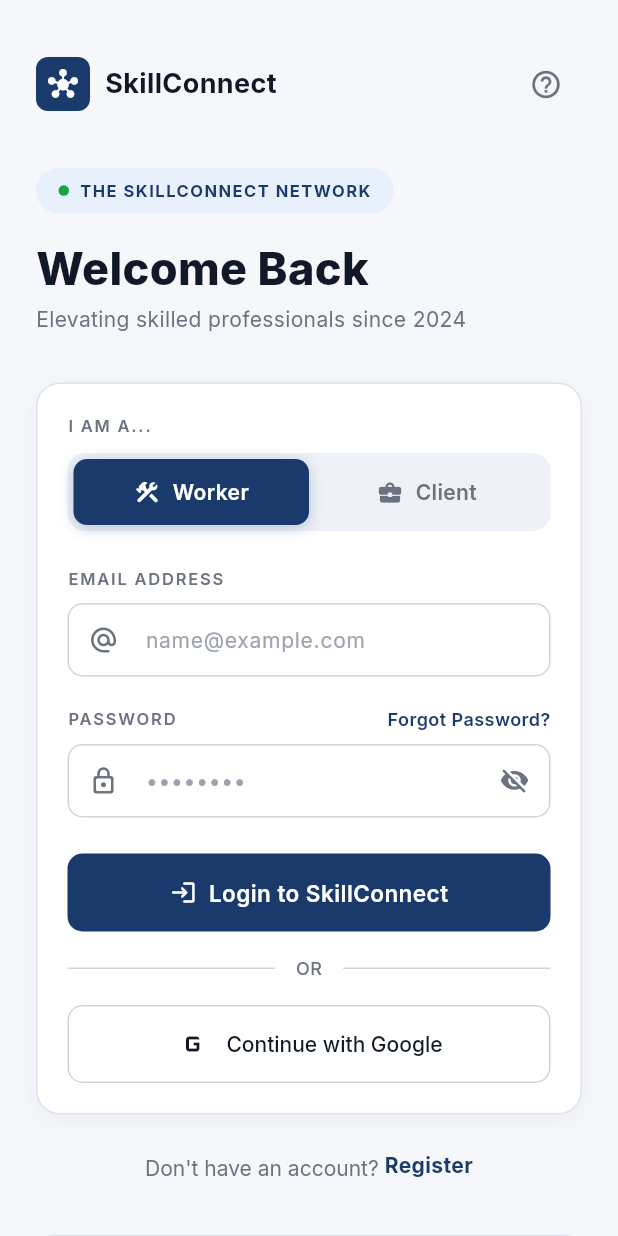
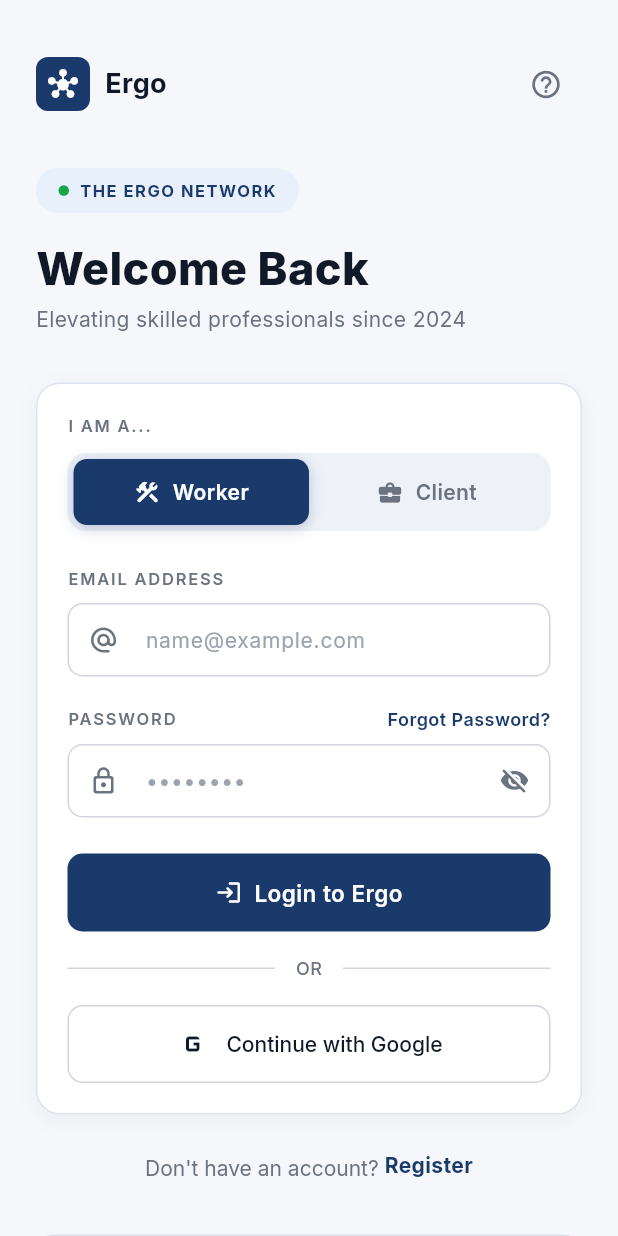
Before and after one commit to IsseiKhai277/Ergo-app, a Flutter app: the screen it shows after launch, on a phone screen of 412 x 824 dp. Run offline on Flutter 3.47's test engine with Material 3 defaults, Android fonts, the phone set to English and light mode, and no system bars; our stand-ins replace cloud_firestore, firebase_auth, firebase_core, google_fonts, google_sign_in; accounts and stored records are empty; generated files the repository leaves out were written again; network calls fail.

Commit message:
I SUCCESSFULLY MAKE THE LOGIN PAGE

```diff
--- a/Ergo/lib/main.dart
+++ b/Ergo/lib/main.dart
@@ -8,8 +8,7 @@
 import 'screens/home/home_screen.dart';
 import 'theme/app_theme.dart';
 
-// TODO: Replace with your Firebase options after running `flutterfire configure`
-// import 'firebase_options.dart';
+import 'firebase_options.dart';
 
 Future<void> main() async {
   WidgetsFlutterBinding.ensureInitialized();
@@ -31,21 +30,20 @@
   );
 
   // Initialize Firebase
-  // TODO: Uncomment after running `flutterfire configure && flutter pub get`
-  // await Firebase.initializeApp(
-  //   options: DefaultFirebaseOptions.currentPlatform,
-  // );
+  await Firebase.initializeApp(
+    options: DefaultFirebaseOptions.currentPlatform,
+  );
 
-  runApp(const SkillConnectApp());
+  runApp(const ErgoApp());
 }
 
-class SkillConnectApp extends StatelessWidget {
-  const SkillConnectApp({super.key});
+class ErgoApp extends StatelessWidget {
+  const ErgoApp({super.key});
 
   @override
   Widget build(BuildContext context) {
     return MaterialApp(
-      title: 'SkillConnect',
+      title: 'Ergo',
       debugShowCheckedModeBanner: false,
       theme: AppTheme.lightTheme,
       // Auth state router - once Firebase is initialized, use StreamBuilder
--- a/Ergo/lib/screens/auth/login_screen.dart
+++ b/Ergo/lib/screens/auth/login_screen.dart
@@ -141,7 +141,7 @@
                         ),
                         const SizedBox(width: 10),
                         Text(
-                          'SkillConnect',
+                          'Ergo',
                           style: GoogleFonts.inter(
                             fontSize: 18,
                             fontWeight: FontWeight.w700,
@@ -160,7 +160,7 @@
                     const SizedBox(height: 32),
 
                     // ── Network Badge ──
-                    const AppBrandBadge(text: 'The SkillConnect Network'),
+                    const AppBrandBadge(text: 'The Ergo Network'),
                     const SizedBox(height: 20),
 
                     // ── Welcome Heading ──
@@ -359,7 +359,7 @@
 
                           // ── Login Button ──
                           PrimaryButton(
-                            label: 'Login to SkillConnect',
+                            label: 'Login to Ergo',
                             onPressed: _handleLogin,
                             isLoading: _isLoading,
                             icon: Icons.login_rounded,
@@ -431,7 +431,7 @@
                     // ── Footer ──
                     Center(
                       child: Text(
-                        '© 2024 SkillConnect • Professional Craft Excellence',
+                        '© 2024 Ergo • Professional Craft Excellence',
                         style: GoogleFonts.inter(
                           fontSize: 11,
                           color: AppColors.textHint,
--- a/Ergo/lib/screens/auth/register_screen.dart
+++ b/Ergo/lib/screens/auth/register_screen.dart
@@ -102,7 +102,7 @@
       if (mounted) {
         ScaffoldMessenger.of(context).showSnackBar(
           SnackBar(
-            content: Text('Account created successfully! Welcome to SkillConnect.',
+            content: Text('Account created successfully! Welcome to Ergo.',
                 style: GoogleFonts.inter()),
             backgroundColor: AppColors.success,
             behavior: SnackBarBehavior.floating,
@@ -217,7 +217,7 @@
                             ),
                             const SizedBox(width: 8),
                             Text(
-                              'SkillConnect',
+                              'Ergo',
                               style: GoogleFonts.inter(
                                 fontSize: 16,
                                 fontWeight: FontWeight.w700,
--- a/Ergo/lib/screens/home/home_screen.dart
+++ b/Ergo/lib/screens/home/home_screen.dart
@@ -26,7 +26,7 @@
             ),
             const SizedBox(width: 8),
             Text(
-              'SkillConnect',
+              'Ergo',
               style: GoogleFonts.inter(
                 fontSize: 18,
                 fontWeight: FontWeight.w700,
--- a/Ergo/pubspec.yaml
+++ b/Ergo/pubspec.yaml
@@ -1,5 +1,5 @@
-name: skillconnect
-description: "SkillConnect Marketplace - Connecting skilled professionals with clients."
+name: ergo
+description: "Ergo Marketplace - Connecting skilled professionals with clients."
 publish_to: 'none'
 
 version: 1.0.0+1
```
Also changed, not shown: 6 other files.
